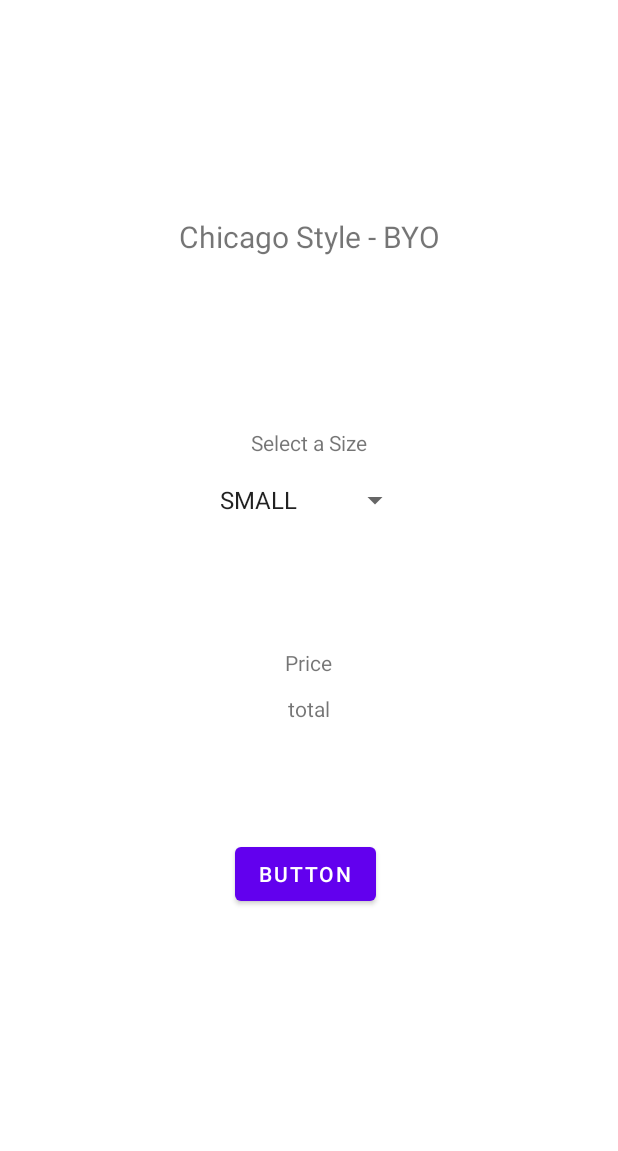
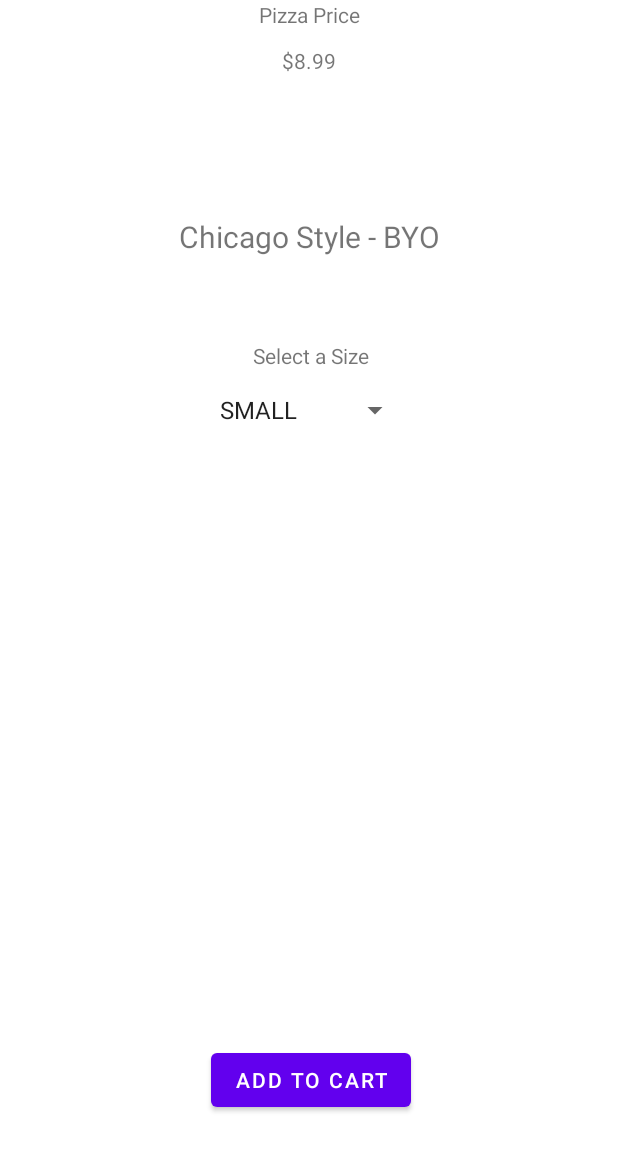
Before and after one commit to NandanTadi/RUPizzeriaMobile, an Android app: the MenuActivity screen opened directly, with no data from a screen before it, after a tap on an icon or button, on a phone screen of 412 x 824 dp. Shown: the top 1151 px of the screen. Run offline under Robolectric (Android 15) with nearby library versions, the phone set to English and light mode, and no system bars; 3 other taps on this screen came first.

Commit message:
more changesssss

```diff
--- a/app/src/main/java/com/project5/rupizzeriamobile/PizzaAdapter.java
+++ b/app/src/main/java/com/project5/rupizzeriamobile/PizzaAdapter.java
@@ -64,7 +64,10 @@ public class PizzaAdapter extends RecyclerView.Adapter<PizzaAdapter.PizzaHolder>
             special = "BYO";
 
         holder.pizza_name.setText(pizzas.get(position).getPizzaStyle() + " - " + special);
-        holder.pizza_toppings.setText(pizzas.get(position).getToppings().toString());
+        holder.pizza_toppings.setText("[CUSTOM PIZZA - SELECT TOPPINGS]");
+        String temp = pizzas.get(position).getToppings().toString();
+        if (temp != "[]")
+            holder.pizza_toppings.setText(temp);
         holder.pizza_crust.setText(pizzas.get(position).getCrust().toString());
     }
 
@@ -105,10 +108,6 @@ public class PizzaAdapter extends RecyclerView.Adapter<PizzaAdapter.PizzaHolder>
                     intent.putExtra("ITEM", pizza_name.getText().toString());
                     intent.putExtra("POSITION", getLayoutPosition());
                     intent.putExtra("PIZZA", (Serializable) getPizzaList().get(getLayoutPosition()));
-                    // Bundle args = new Bundle();
-                    // args.putSerializable("ARRAYLIST",  getPizzaList());
-                    // intent.putExtra("BUNDLE",args);
-
 
                     PizzaView.getContext().startActivity(intent);
                 }
--- a/app/src/main/java/com/project5/rupizzeriamobile/PizzaSelectedActivity.java
+++ b/app/src/main/java/com/project5/rupizzeriamobile/PizzaSelectedActivity.java
@@ -3,6 +3,7 @@ package com.project5.rupizzeriamobile;
 import android.content.Intent;
 import android.os.Bundle;
 import android.view.View;
+import android.widget.AdapterView;
 import android.widget.ArrayAdapter;
 import android.widget.Button;
 import android.widget.Spinner;
@@ -24,6 +25,7 @@ public class PizzaSelectedActivity extends AppCompatActivity {
     private Button atcBTN;
     private Size[] items = {Size.SMALL, Size.MEDIUM, Size.LARGE};
     private Intent intent;
+    private Pizza cur;
     @Override
     protected void onCreate(Bundle savedInstanceState) {
         intent = getIntent();
@@ -39,13 +41,25 @@ public class PizzaSelectedActivity extends AppCompatActivity {
 
         ArrayAdapter<Size> adapter = new ArrayAdapter<>(this, android.R.layout.simple_spinner_item, items);
         sizeSpinner.setAdapter(adapter);
+        cur = (Pizza) intent.getSerializableExtra("PIZZA");
+        cur.setSize(items[sizeSpinner.getSelectedItemPosition()]);
+        totalLabel.setText("$" + cur.price());
+        sizeSpinner.setOnItemSelectedListener(new AdapterView.OnItemSelectedListener() {
+            @Override
+            public void onItemSelected(AdapterView<?> adapterView, View view, int i, long l) {
+                cur.setSize(items[sizeSpinner.getSelectedItemPosition()]);
+                totalLabel.setText("$" + cur.price());
+            }
+
+            @Override
+            public void onNothingSelected(AdapterView<?> adapterView) {
+
+            }
+        });
+
     }
-
     private void addToCart(@NonNull View itemView) {
         atcBTN.setOnClickListener(view -> {
-            Pizza cur = (Pizza) intent.getSerializableExtra("PIZZA");
-            cur.setSize(items[sizeSpinner.getSelectedItemPosition()]);
-            totalLabel.setText("$" + cur.price());
             MainActivity.pizzas.add(cur);
         });
     }
--- a/app/src/main/res/layout/selectedpizza_view.xml
+++ b/app/src/main/res/layout/selectedpizza_view.xml
@@ -12,7 +12,7 @@
         android:layout_marginStart="151dp"
         android:layout_marginTop="144dp"
         android:layout_marginEnd="151dp"
-        android:text="PIZZA TYPE"
+        android:text="@string/main_header"
         android:textSize="20sp"
         app:layout_constraintEnd_toEndOf="parent"
         app:layout_constraintStart_toStartOf="parent"
@@ -23,10 +23,11 @@
         android:layout_width="wrap_content"
         android:layout_height="wrap_content"
         android:layout_marginStart="165dp"
-        android:layout_marginTop="114dp"
+        android:layout_marginTop="56dp"
         android:layout_marginEnd="166dp"
         android:text="Select a Size"
         app:layout_constraintEnd_toEndOf="parent"
+        app:layout_constraintHorizontal_bias="1.0"
         app:layout_constraintStart_toStartOf="parent"
         app:layout_constraintTop_toBottomOf="@+id/pizzaType" />
 
@@ -35,9 +36,10 @@
         android:layout_width="135dp"
         android:layout_height="29dp"
         android:layout_marginStart="138dp"
-        android:layout_marginTop="14dp"
+        android:layout_marginTop="12dp"
         android:layout_marginEnd="138dp"
         app:layout_constraintEnd_toEndOf="parent"
+        app:layout_constraintHorizontal_bias="1.0"
         app:layout_constraintStart_toStartOf="parent"
         app:layout_constraintTop_toBottomOf="@+id/textView2" />
 
@@ -45,27 +47,25 @@
         android:id="@+id/atcBtn"
         android:layout_width="wrap_content"
         android:layout_height="wrap_content"
-        android:layout_marginStart="156dp"
-        android:layout_marginTop="30dp"
-        android:layout_marginEnd="161dp"
-        android:layout_marginBottom="171dp"
-        android:text="Button"
+        android:layout_marginStart="150dp"
+        android:layout_marginEnd="150dp"
+        android:layout_marginBottom="80dp"
+        android:text="@string/add_to_cart"
         app:layout_constraintBottom_toBottomOf="parent"
         app:layout_constraintEnd_toEndOf="parent"
-        app:layout_constraintStart_toStartOf="parent"
-        app:layout_constraintTop_toBottomOf="@+id/totalLabel" />
+        app:layout_constraintHorizontal_bias="0.45"
+        app:layout_constraintStart_toStartOf="parent" />
 
     <TextView
         android:id="@+id/textView3"
         android:layout_width="wrap_content"
         android:layout_height="wrap_content"
-        android:layout_marginStart="189dp"
-        android:layout_marginTop="84dp"
-        android:layout_marginEnd="190dp"
-        android:text="Price"
+        android:layout_marginStart="171dp"
+        android:layout_marginEnd="171dp"
+        android:text="Pizza Price"
         app:layout_constraintEnd_toEndOf="parent"
         app:layout_constraintStart_toStartOf="parent"
-        app:layout_constraintTop_toBottomOf="@+id/sizeSpinner" />
+        tools:layout_editor_absoluteY="534dp" />
 
     <TextView
         android:id="@+id/totalLabel"
@@ -78,4 +78,10 @@
         app:layout_constraintEnd_toEndOf="parent"
         app:layout_constraintStart_toStartOf="parent"
         app:layout_constraintTop_toBottomOf="@+id/textView3" />
+
+    <GridView
+        android:layout_width="409dp"
+        android:layout_height="244dp"
+        tools:layout_editor_absoluteX="1dp"
+        tools:layout_editor_absoluteY="289dp" />
 </androidx.constraintlayout.widget.ConstraintLayout>
--- a/app/src/main/res/values/strings.xml
+++ b/app/src/main/res/values/strings.xml
@@ -10,7 +10,7 @@
     <string name="main_orders_store_title">Store Orders</string>
     <string name="place_order_title">Place Order</string>
     <string name="clear_order_title">Clear Order</string>
-
+    <string name="add_to_cart">Add to Cart</string>
 
 
 </resources>
```
